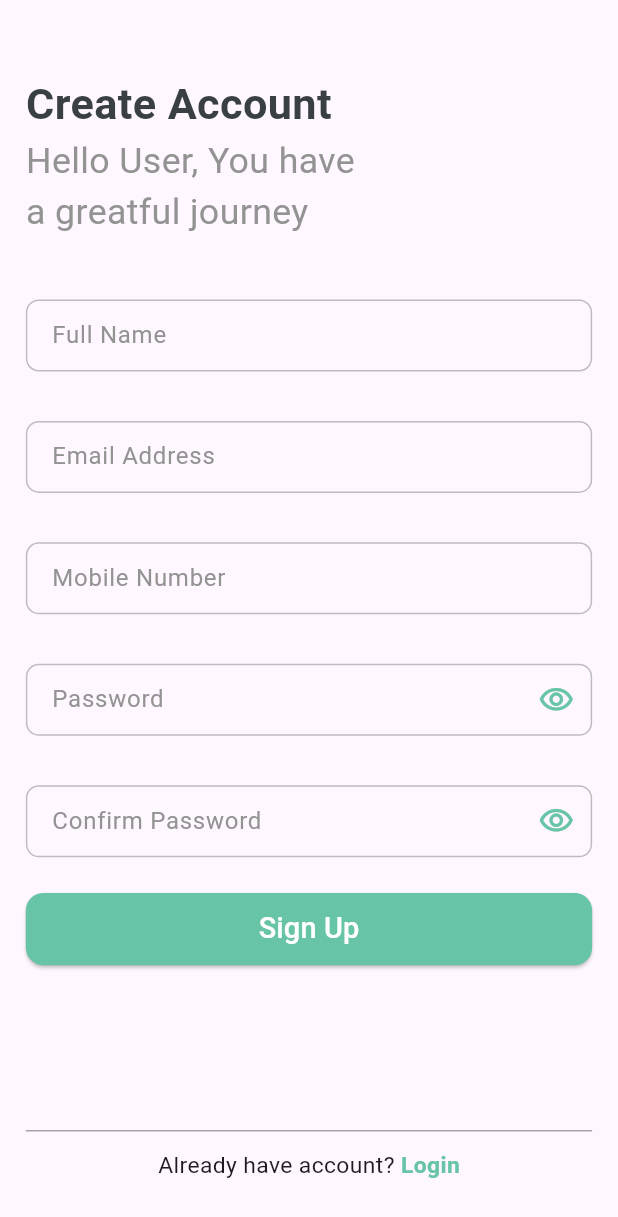
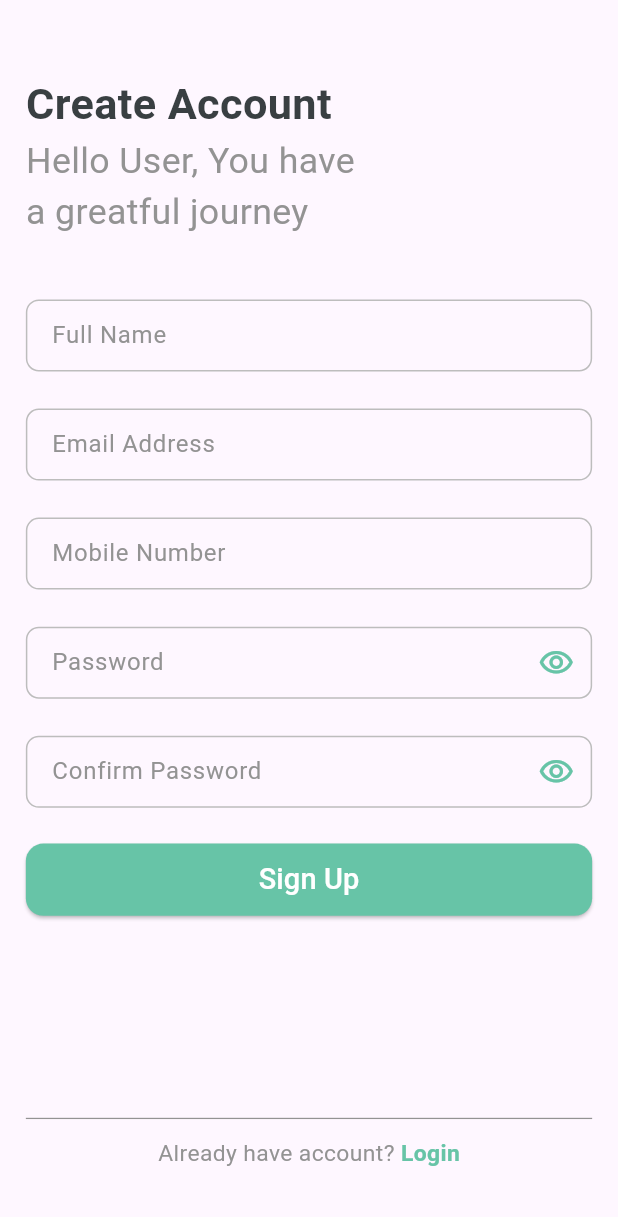
Before and after one commit to YoussefMohammed001/e_commerece_app, a Flutter app: the RegisterScreen screen opened directly, on a phone screen of 412 x 824 dp. Shown: the top 1217 px of the screen. Run offline on Flutter 3.47's test engine with Material 3 defaults, Android fonts, the phone set to English and light mode, and no system bars; our stand-ins replace animate_do, bloc, cached_network_image, carousel_slider, dio, either_dart and 11 more; accounts and stored records are empty.

Commit message:
Login to improve

```diff
--- a/lib/features/register/presentation/pages/register_screen.dart
+++ b/lib/features/register/presentation/pages/register_screen.dart
@@ -109,7 +109,7 @@ class RegisterScreen extends StatelessWidget {
                                   isPass: false,
                                 ),
                                 SizedBox(
-                                  height: 4.h,
+                                  height: 3.h,
                                 ),
                                 AppTextFormField(
                                   validators: (value) {
@@ -126,7 +126,7 @@ class RegisterScreen extends StatelessWidget {
                                   isPass: false,
                                 ),
                                 SizedBox(
-                                  height:4.h,
+                                  height:3.h,
                                 ),
                                 AppTextFormField(
                                   validators: (value) {
@@ -146,7 +146,7 @@ class RegisterScreen extends StatelessWidget {
                                   isPass: false,
                                 ),
                                 SizedBox(
-                                  height: 4.h,
+                                  height: 3.h,
                                 ),
                                 AppTextFormField(
                                   validators: (value) {
@@ -166,7 +166,7 @@ class RegisterScreen extends StatelessWidget {
                                   isPass: true,
                                 ),
                                 SizedBox(
-                                  height: 4.h,
+                                  height: 3.h,
                                 ),
                                 AppTextFormField(
                                   validators: (value) {
@@ -216,7 +216,7 @@ class RegisterScreen extends StatelessWidget {
                                   label: "Sign Up",
                                   bgColor: AppColors.primary,
                                 ),
-                                SizedBox(height: 10.h,),
+                                SizedBox(height: 13.h,),
 
                                 Divider(height: 1.h,color: AppColors.grey,thickness: 0.1.h,),
                                 SizedBox(height: 1.h,),
@@ -225,7 +225,7 @@ class RegisterScreen extends StatelessWidget {
                                   children: [
                                     Text(
                                       "Already have account?",
-                                      style: TextStyle(fontSize: 16.sp),
+                                      style: TextStyle(fontSize: 16.sp,color: AppColors.grey),
                                     ),
                                     InkWell(
                                       onTap: () {
```
